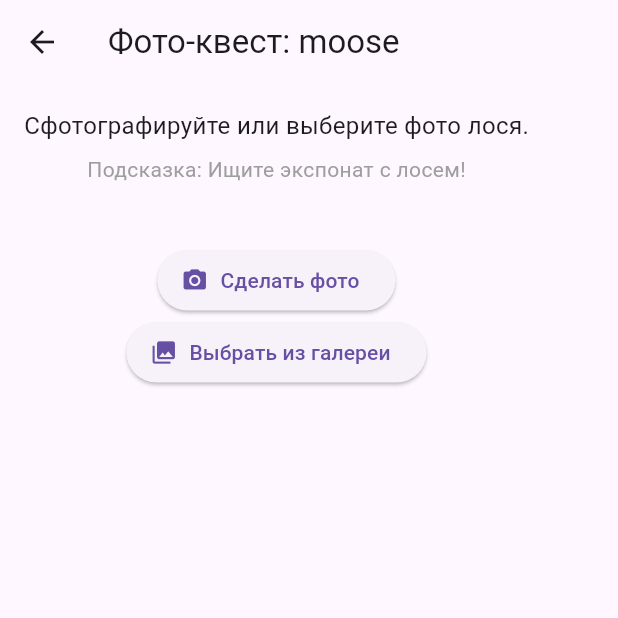
After one commit to wedben/Team_9_Meseum, a Flutter app: the PhotoQuestScreen screen opened directly, after a tap on "Сделать фото", on a phone screen of 412 x 824 dp, the top half of it. The commit adds this screen. Run offline on Flutter 3.47's test engine with Material 3 defaults, Android fonts, the phone set to English and light mode, and no system bars; our stand-ins replace flutter_map, geolocator, image_picker, latlong2, shared_preferences; missing offline and left inert: google_mlkit_barcode_scanning, google_mlkit_image_labeling; accounts and stored records are empty.

Commit message:
V_2_0_Googl_ML_Kit+Quest

```diff
--- /dev/null
+++ b/assets/tflite/labels.txt
@@ -0,0 +1,2 @@
+0 moose
+1 wolf
--- a/lib/models/artifact.dart
+++ b/lib/models/artifact.dart
@@ -2,12 +2,16 @@ class Artifact {
   final String id;
   final String name;
   final String description;
+  final String type;
+  final String answer;
   bool found;
 
   Artifact({
     required this.id,
     required this.name,
     required this.description,
+    this.type = '',
+    this.answer = '',
     this.found = false,
   });
 
@@ -16,15 +20,19 @@ class Artifact {
       'id': id,
       'name': name,
       'description': description,
+      'type': type,
+      'answer': answer,
       'found': found,
     };
   }
 
   factory Artifact.fromMap(Map<String, dynamic> map) {
     return Artifact(
-      id: map['id'],
-      name: map['name'],
+      id: map['id'] ?? '',
+      name: map['name'] ?? '',
       description: map['description'] ?? '',
+      type: map['type'] ?? '',
+      answer: map['answer'] ?? '',
       found: map['found'] ?? false,
     );
   }
--- /dev/null
+++ b/lib/screens/photo_quest_screen.dart
@@ -0,0 +1,114 @@
+import 'dart:io';
+import 'package:flutter/material.dart';
+import 'package:image_picker/image_picker.dart';
+import 'package:google_mlkit_image_labeling/google_mlkit_image_labeling.dart';
+
+class PhotoQuestScreen extends StatefulWidget {
+  final String targetLabel;
+  final String description;
+  final String hint;
+
+  const PhotoQuestScreen({
+    Key? key,
+    required this.targetLabel,
+    required this.description,
+    required this.hint,
+  }) : super(key: key);
+
+  @override
+  State<PhotoQuestScreen> createState() => _PhotoQuestScreenState();
+}
+
+class _PhotoQuestScreenState extends State<PhotoQuestScreen> {
+  final picker = ImagePicker();
+  File? _image;
+  String? _result;
+  bool _isLoading = false;
+
+  Future<void> _pickImage(ImageSource source) async {
+    final pickedFile = await picker.pickImage(source: source, maxWidth: 600);
+    if (pickedFile == null) return;
+
+    setState(() {
+      _image = File(pickedFile.path);
+      _result = null;
+      _isLoading = true;
+    });
+
+    try {
+      final inputImage = InputImage.fromFilePath(_image!.path);
+      final imageLabeler = ImageLabeler(
+        options: ImageLabelerOptions(confidenceThreshold: 0.5),
+      );
+      final labels = await imageLabeler.processImage(inputImage);
+      imageLabeler.close();
+
+      final found = labels.any((label) =>
+        label.label.toLowerCase().contains(widget.targetLabel.toLowerCase())
+      );
+
+      setState(() {
+        _result = found
+            ? 'Поздравляем! На фото найден: ${widget.targetLabel}'
+            : 'На фото не найден ${widget.targetLabel}. Попробуйте ещё раз.';
+        _isLoading = false;
+      });
+
+      if (found) {
+        await Future.delayed(const Duration(seconds: 1));
+        if (mounted) Navigator.pop(context, true);
+      }
+    } catch (e) {
+      setState(() {
+        _result = 'Ошибка при распознавании: $e';
+        _isLoading = false;
+      });
+    }
+  }
+
+  @override
+  Widget build(BuildContext context) {
+    return Scaffold(
+      appBar: AppBar(title: Text('Фото-квест: ${widget.targetLabel}')),
+      body: Padding(
+        padding: const EdgeInsets.all(16),
+        child: Column(
+          children: [
+            Text(widget.description, style: const TextStyle(fontSize: 16)),
+            const SizedBox(height: 8),
+            if (widget.targetLabel == 'wolf')
+              Center(
+                child: Image.asset(
+                  'assets/images/sled.png',
+                  height: 180,
+                  fit: BoxFit.contain,
+                ),
+              ),
+            if (widget.targetLabel != 'wolf')
+              Text('Подсказка: ${widget.hint}', style: const TextStyle(fontSize: 14, color: Colors.grey)),
+            const SizedBox(height: 16),
+            if (_image != null)
+              Image.file(_image!, height: 250, fit: BoxFit.contain),
+            if (_result != null)
+              Padding(
+                padding: const EdgeInsets.symmetric(vertical: 16),
+                child: Text(_result!, style: const TextStyle(fontSize: 18)),
+              ),
+            if (_isLoading) const CircularProgressIndicator(),
+            const SizedBox(height: 24),
+            ElevatedButton.icon(
+              onPressed: () => _pickImage(ImageSource.camera),
+              icon: const Icon(Icons.camera_alt),
+              label: const Text('Сделать фото'),
+            ),
+            ElevatedButton.icon(
+              onPressed: () => _pickImage(ImageSource.gallery),
+              icon: const Icon(Icons.photo_library),
+              label: const Text('Выбрать из галереи'),
+            ),
+          ],
+        ),
+      ),
+    );
+  }
+}
```
Also changed, not shown: lib/data/museum_quests.dart (+30 -4 lines), lib/screens/collection_screen.dart (+53 -28 lines), lib/screens/menu_screen.dart (+24 -24 lines), lib/screens/qr_quest_screen.dart (added, +89 -0 lines), lib/screens/task_screen.dart (+51 -18 lines), lib/screens/text_input_quest_screen.dart (added, +49 -0 lines), pubspec.yaml (+4 -3 lines), assets/images/sled.png (added), pubspec.lock, 12 other files.
